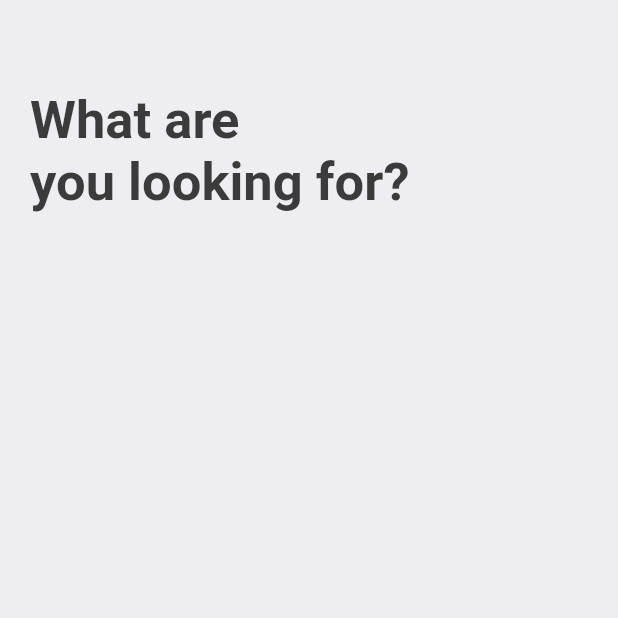
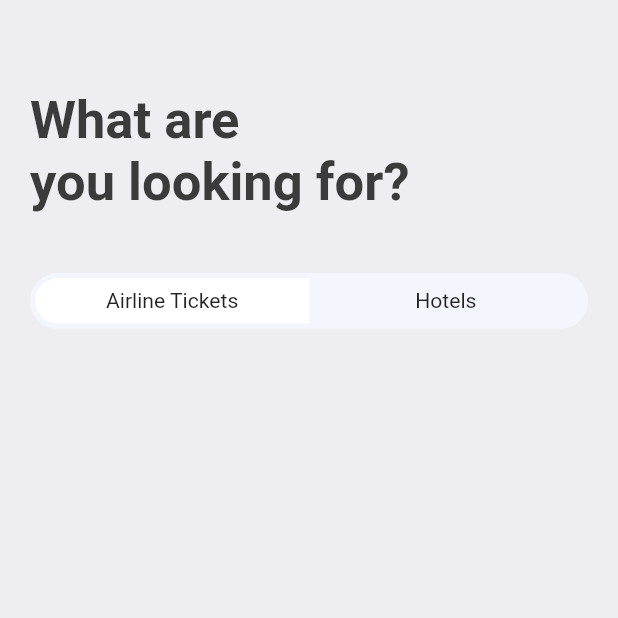
Before and after one commit to dadejecova/Booktickets, a Flutter app: the SearchScreen screen opened directly, on a phone screen of 412 x 824 dp, the top half of it. Run offline on Flutter 3.47's test engine with Material 2 defaults, Android fonts, the phone set to English and light mode, and no system bars; our stand-ins replace fluentui_icons, gap, get.

Commit message:
ScreenTabs
Tabs on screen "Search"

```diff
--- a/lib/screens/search_screen.dart
+++ b/lib/screens/search_screen.dart
@@ -8,13 +8,48 @@ class SearchScreen extends StatelessWidget {
 
   @override
   Widget build(BuildContext context) {
+    final size = AppLayout.getSize(context);
     return Scaffold(
       backgroundColor: Styles.bgColor,
       body: ListView(
         padding: EdgeInsets.symmetric(horizontal: AppLayout.getWidth(20), vertical: AppLayout.getHeight(20)),
         children: [
           Gap(AppLayout.getHeight(40)),
-          Text("What are \nyou looking for?", style: Styles.headLinesStyle.copyWith(fontSize: AppLayout.getWidth(35)),)
+          Text("What are \nyou looking for?", style: Styles.headLinesStyle.copyWith(fontSize: AppLayout.getWidth(35)),),
+          Gap(AppLayout.getHeight(40)),
+          FittedBox(
+            child: Container(
+              padding: const EdgeInsets.all(3.5),
+              child: Row(
+                children: [
+                  // airlineTickets
+                  Container(
+                    width: size.width*0.44,
+                    padding: EdgeInsets.symmetric(vertical: AppLayout.getHeight(7)),
+                    decoration: BoxDecoration(
+                      borderRadius: BorderRadius.horizontal(left: Radius.circular(AppLayout.getHeight(50)),),
+                      color: Colors.white,
+                    ),
+                    child: Center(child: Text("Airline Tickets"),),
+                  ),
+                  // Hotels
+                  Container(
+                    width: size.width*0.44,
+                    padding: EdgeInsets.symmetric(vertical: AppLayout.getHeight(7)),
+                    decoration: BoxDecoration(
+                      borderRadius: BorderRadius.horizontal(right: Radius.circular(AppLayout.getHeight(50)),),
+                      color: Colors.transparent,
+                    ),
+                    child: Center(child: Text("Hotels"),),
+                  ),
+                ],
+              ),
+              decoration: BoxDecoration(
+                borderRadius: BorderRadius.circular(AppLayout.getHeight(50),),
+                color: const Color(0xFFF4F6FD),
+              ),
+            ),
+          )
         ],
       ),
     );
```
